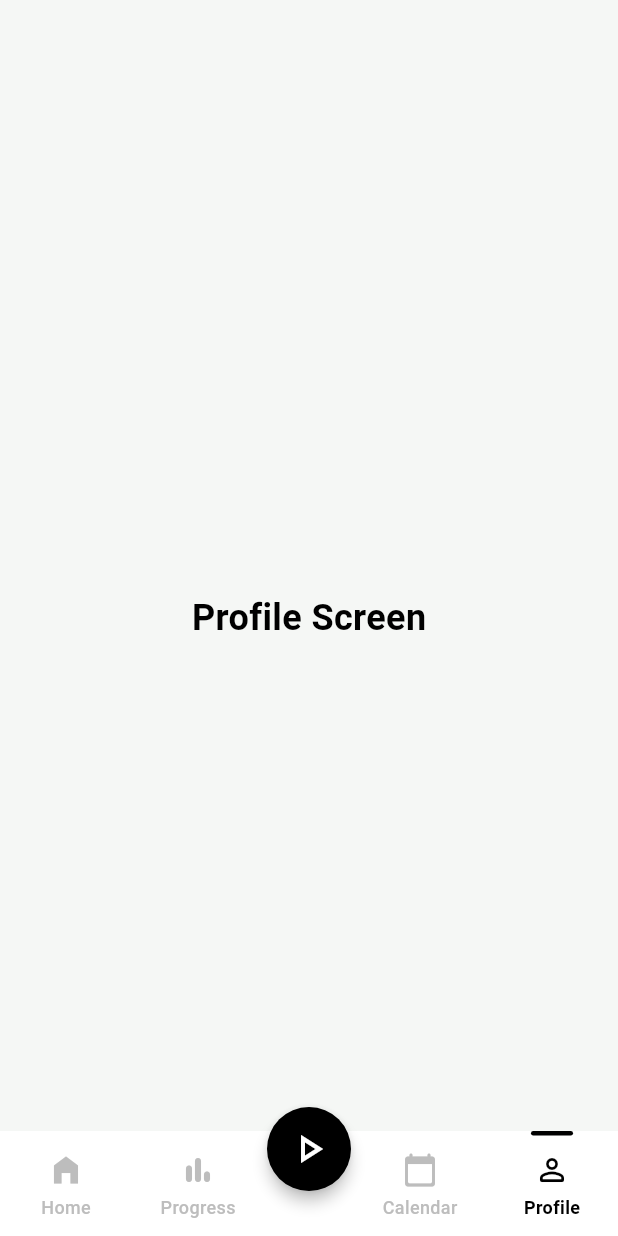
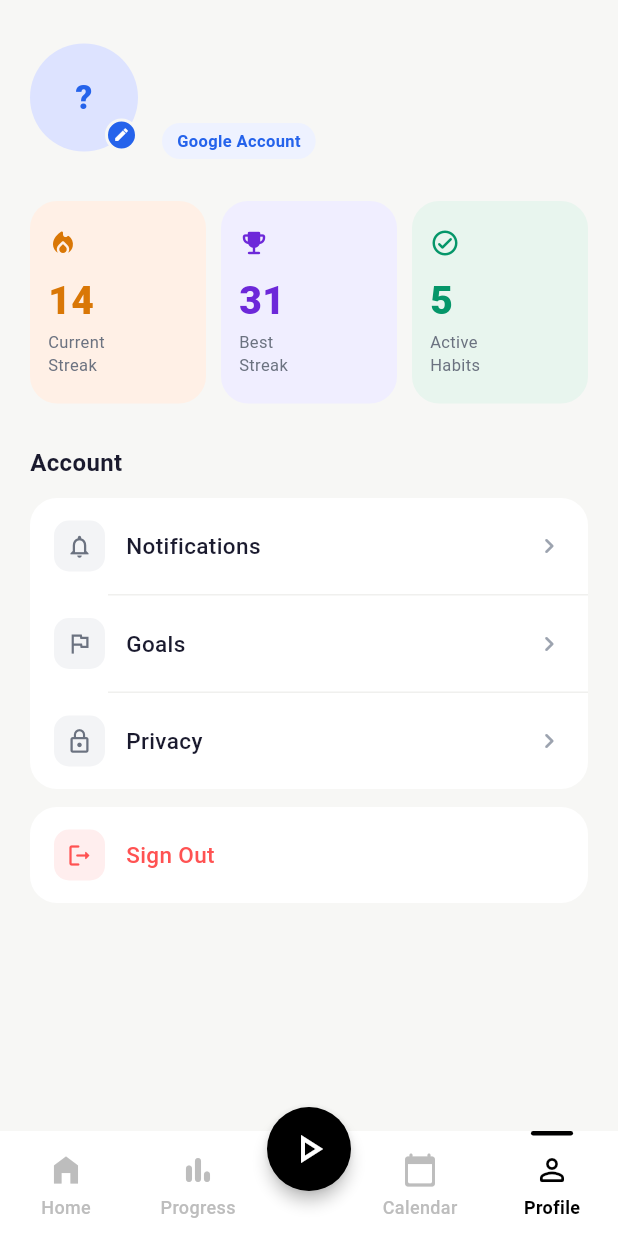
Before and after one commit to akaki-khimshiashvili/streakapp, a Flutter app: the MainInterface screen opened directly, item 4 of the bottom bar chosen, on a phone screen of 412 x 824 dp. Run offline on Flutter 3.47's test engine with Material 3 defaults, Android fonts, the phone set to English and light mode, and no system bars; our stand-ins replace firebase_auth, firebase_core, google_sign_in; accounts and stored records are empty.

Commit message:
implemented sign out and also profile page displaying signed in accounts info

```diff
--- a/lib/auth_service.dart
+++ b/lib/auth_service.dart
@@ -5,10 +5,10 @@ class AuthService {
   static final FirebaseAuth _auth = FirebaseAuth.instance;
   static final GoogleSignIn _googleSignIn = GoogleSignIn();
 
-  static Future<UserCredential?> signInWithGoogle() async {
+  static Future<User?> signInWithGoogle() async {
     final GoogleSignInAccount? googleUser = await _googleSignIn.signIn();
 
-    if (googleUser == null) return null; // user cancelled
+    if (googleUser == null) return null;
 
     final GoogleSignInAuthentication googleAuth =
         await googleUser.authentication;
@@ -18,6 +18,12 @@ class AuthService {
       idToken: googleAuth.idToken,
     );
 
-    return await _auth.signInWithCredential(credential);
+    final userCredential = await _auth.signInWithCredential(credential);
+    return userCredential.user;
+  }
+
+  static Future<void> signOut() async {
+    await _googleSignIn.signOut();
+    await _auth.signOut();
   }
 }
--- a/lib/interface.dart
+++ b/lib/interface.dart
@@ -1,5 +1,6 @@
 import 'package:flutter/material.dart';
-import 'home_screen.dart'; // Import your home screen file
+import 'home_screen.dart';
+import 'profile_screen.dart';
 
 class MainInterface extends StatefulWidget {
   const MainInterface({super.key});
@@ -27,7 +28,7 @@ class _MainInterfaceState extends State<MainInterface> {
       const HomeScreen(), // Index 0: Renders the isolated activity screen
       _buildPlaceholderTab('Progress Screen'), // Index 1
       _buildPlaceholderTab('Calendar Screen'), // Index 2
-      _buildPlaceholderTab('Profile Screen'), // Index 3
+      const ProfileScreen(), // Index 3
     ];
   }
 
--- /dev/null
+++ b/lib/profile_screen.dart
@@ -0,0 +1,397 @@
+import 'package:flutter/material.dart';
+import 'package:firebase_auth/firebase_auth.dart';
+import 'auth_service.dart';
+
+// ─── Palette (matching reference UI) ────────────────────────────────────────
+const _bg = Color(0xFFF7F7F5);
+const _cardWhite = Color(0xFFFFFFFF);
+const _textDark = Color(0xFF1A1A2E);
+const _textMid = Color(0xFF6B7280);
+const _textLight = Color(0xFF9CA3AF);
+const _accent = Color(0xFF2563EB);
+const _accentBadge = Color(0xFFEEF2FF);
+const _accentBadgeText = Color(0xFF2563EB);
+const _divider = Color(0xFFF0F0EE);
+
+// ─── Stat card tints (peach / sage / lavender from reference) ───────────────
+const _peach = Color(0xFFFFF0E6);
+const _sage = Color(0xFFE8F5EE);
+const _lavender = Color(0xFFF0EEFF);
+
+class ProfileScreen extends StatelessWidget {
+  const ProfileScreen({super.key});
+
+  @override
+  Widget build(BuildContext context) {
+    final user = FirebaseAuth.instance.currentUser;
+
+    return Scaffold(
+      backgroundColor: _bg,
+      body: SafeArea(
+        child: SingleChildScrollView(
+          padding: const EdgeInsets.fromLTRB(20, 24, 20, 100),
+          child: Column(
+            crossAxisAlignment: CrossAxisAlignment.start,
+            children: [
+              _TopBar(user: user),
+              const SizedBox(height: 28),
+              _StatsRow(),
+              const SizedBox(height: 28),
+              _SectionLabel('Account'),
+              const SizedBox(height: 12),
+              _MenuGroup(
+                items: [
+                  _MenuItem(
+                    icon: Icons.notifications_outlined,
+                    label: 'Notifications',
+                    onTap: () {},
+                  ),
+                  _MenuItem(
+                    icon: Icons.flag_outlined,
+                    label: 'Goals',
+                    onTap: () {},
+                  ),
+                  _MenuItem(
+                    icon: Icons.lock_outline,
+                    label: 'Privacy',
+                    onTap: () {},
+                  ),
+                ],
+              ),
+              const SizedBox(height: 12),
+              _MenuGroup(
+                items: [
+                  _MenuItem(
+                    icon: Icons.logout_rounded,
+                    label: 'Sign Out',
+                    labelColor: Colors.redAccent,
+                    onTap: () => _signOut(context),
+                    showChevron: false,
+                  ),
+                ],
+              ),
+            ],
+          ),
+        ),
+      ),
+    );
+  }
+
+  Future<void> _signOut(BuildContext context) async {
+    await AuthService.signOut();
+    if (!context.mounted) return;
+    Navigator.of(context).pushNamedAndRemoveUntil('/', (_) => false);
+  }
+}
+
+// ═══════════════════════════════════════════════════════════════════════════
+// Top bar — avatar + name + email + badge
+// ═══════════════════════════════════════════════════════════════════════════
+class _TopBar extends StatelessWidget {
+  const _TopBar({required this.user});
+  final User? user;
+
+  String _initials(String name) {
+    final parts = name.trim().split(' ');
+    if (parts.length >= 2) return '${parts[0][0]}${parts[1][0]}'.toUpperCase();
+    return name.isNotEmpty ? name[0].toUpperCase() : '?';
+  }
+
+  @override
+  Widget build(BuildContext context) {
+    final name = user?.displayName ?? 'User';
+    final email = user?.email ?? '';
+    final photoUrl = user?.photoURL;
+
+    return Row(
+      children: [
+        // Avatar
+        Stack(
+          children: [
+            CircleAvatar(
+              radius: 36,
+              backgroundColor: const Color(0xFFDDE3FF),
+              backgroundImage: photoUrl != null ? NetworkImage(photoUrl) : null,
+              child: photoUrl == null
+                  ? Text(
+                      _initials(name),
+                      style: const TextStyle(
+                        color: _accent,
+                        fontSize: 22,
+                        fontWeight: FontWeight.w800,
+                      ),
+                    )
+                  : null,
+            ),
+            Positioned(
+              bottom: 0,
+              right: 0,
+              child: Container(
+                width: 22,
+                height: 22,
+                decoration: BoxDecoration(
+                  color: _accent,
+                  shape: BoxShape.circle,
+                  border: Border.all(color: _bg, width: 2),
+                ),
+                child: const Icon(
+                  Icons.edit_rounded,
+                  color: Colors.white,
+                  size: 11,
+                ),
+              ),
+            ),
+          ],
+        ),
+
+        const SizedBox(width: 16),
+
+        // Name + email + badge
+        Expanded(
+          child: Column(
+            crossAxisAlignment: CrossAxisAlignment.start,
+            children: [
+              Text(
+                name,
+                style: const TextStyle(
+                  color: _textDark,
+                  fontSize: 20,
+                  fontWeight: FontWeight.w800,
+                ),
+              ),
+              const SizedBox(height: 2),
+              Text(
+                email,
+                style: const TextStyle(color: _textMid, fontSize: 13),
+              ),
+              const SizedBox(height: 8),
+              Container(
+                padding: const EdgeInsets.symmetric(
+                  horizontal: 10,
+                  vertical: 4,
+                ),
+                decoration: BoxDecoration(
+                  color: _accentBadge,
+                  borderRadius: BorderRadius.circular(20),
+                ),
+                child: const Text(
+                  'Google Account',
+                  style: TextStyle(
+                    color: _accentBadgeText,
+                    fontSize: 11,
+                    fontWeight: FontWeight.w600,
+                  ),
+                ),
+              ),
+            ],
+          ),
+        ),
+      ],
+    );
+  }
+}
+
+// ═══════════════════════════════════════════════════════════════════════════
+// Stats row — three tinted cards
+// ═══════════════════════════════════════════════════════════════════════════
+class _StatsRow extends StatelessWidget {
+  @override
+  Widget build(BuildContext context) {
+    return Row(
+      children: [
+        _StatCard(
+          value: '14',
+          label: 'Current\nStreak',
+          tint: _peach,
+          valueColor: const Color(0xFFD97706),
+          icon: Icons.local_fire_department_rounded,
+          iconColor: const Color(0xFFD97706),
+        ),
+        const SizedBox(width: 10),
+        _StatCard(
+          value: '31',
+          label: 'Best\nStreak',
+          tint: _lavender,
+          valueColor: const Color(0xFF6D28D9),
+          icon: Icons.emoji_events_rounded,
+          iconColor: const Color(0xFF6D28D9),
+        ),
+        const SizedBox(width: 10),
+        _StatCard(
+          value: '5',
+          label: 'Active\nHabits',
+          tint: _sage,
+          valueColor: const Color(0xFF059669),
+          icon: Icons.check_circle_outline_rounded,
+          iconColor: const Color(0xFF059669),
+        ),
+      ],
+    );
+  }
+}
+
+class _StatCard extends StatelessWidget {
+  const _StatCard({
+    required this.value,
+    required this.label,
+    required this.tint,
+    required this.valueColor,
+    required this.icon,
+    required this.iconColor,
+  });
+
+  final String value;
+  final String label;
+  final Color tint;
+  final Color valueColor;
+  final IconData icon;
+  final Color iconColor;
+
+  @override
+  Widget build(BuildContext context) {
+    return Expanded(
+      child: Container(
+        padding: const EdgeInsets.symmetric(vertical: 18, horizontal: 12),
+        decoration: BoxDecoration(
+          color: tint,
+          borderRadius: BorderRadius.circular(18),
+        ),
+        child: Column(
+          crossAxisAlignment: CrossAxisAlignment.start,
+          children: [
+            Icon(icon, color: iconColor, size: 20),
+            const SizedBox(height: 10),
+            Text(
+              value,
+              style: TextStyle(
+                color: valueColor,
+                fontSize: 26,
+                fontWeight: FontWeight.w800,
+              ),
+            ),
+            const SizedBox(height: 2),
+            Text(
+              label,
+              style: const TextStyle(
+                color: _textMid,
+                fontSize: 11,
+                height: 1.4,
+              ),
+            ),
+          ],
+        ),
+      ),
+    );
+  }
+}
+
+// ═══════════════════════════════════════════════════════════════════════════
+// Menu
+// ═══════════════════════════════════════════════════════════════════════════
+class _SectionLabel extends StatelessWidget {
+  const _SectionLabel(this.text);
+  final String text;
+
+  @override
+  Widget build(BuildContext context) {
+    return Text(
+      text,
+      style: const TextStyle(
+        color: _textDark,
+        fontSize: 16,
+        fontWeight: FontWeight.w700,
+      ),
+    );
+  }
+}
+
+class _MenuGroup extends StatelessWidget {
+  const _MenuGroup({required this.items});
+  final List<_MenuItem> items;
+
+  @override
+  Widget build(BuildContext context) {
+    return Container(
+      decoration: BoxDecoration(
+        color: _cardWhite,
+        borderRadius: BorderRadius.circular(18),
+      ),
+      child: Column(
+        children: items.asMap().entries.map((e) {
+          return Column(
+            children: [
+              e.value,
+              if (e.key < items.length - 1)
+                const Divider(height: 1, color: _divider, indent: 52),
+            ],
+          );
+        }).toList(),
+      ),
+    );
+  }
+}
+
+class _MenuItem extends StatelessWidget {
+  const _MenuItem({
+    required this.icon,
+    required this.label,
+    required this.onTap,
+    this.labelColor = _textDark,
+    this.showChevron = true,
+  });
+
+  final IconData icon;
+  final String label;
+  final VoidCallback onTap;
+  final Color labelColor;
+  final bool showChevron;
+
+  @override
+  Widget build(BuildContext context) {
+    final isDestructive = labelColor != _textDark;
+
+    return GestureDetector(
+      onTap: onTap,
+      behavior: HitTestBehavior.opaque,
+      child: Padding(
+        padding: const EdgeInsets.symmetric(horizontal: 16, vertical: 15),
+        child: Row(
+          children: [
+            Container(
+              width: 34,
+              height: 34,
+              decoration: BoxDecoration(
+                color: isDestructive
+                    ? const Color(0xFFFFEEEE)
+                    : const Color(0xFFF3F4F6),
+                borderRadius: BorderRadius.circular(10),
+              ),
+              child: Icon(
+                icon,
+                color: isDestructive ? Colors.redAccent : _textMid,
+                size: 18,
+              ),
+            ),
+            const SizedBox(width: 14),
+            Expanded(
+              child: Text(
+                label,
+                style: TextStyle(
+                  color: labelColor,
+                  fontSize: 15,
+                  fontWeight: FontWeight.w500,
+                ),
+              ),
+            ),
+            if (showChevron)
+              const Icon(
+                Icons.chevron_right_rounded,
+                color: _textLight,
+                size: 20,
+              ),
+          ],
+        ),
+      ),
+    );
+  }
+}
```
